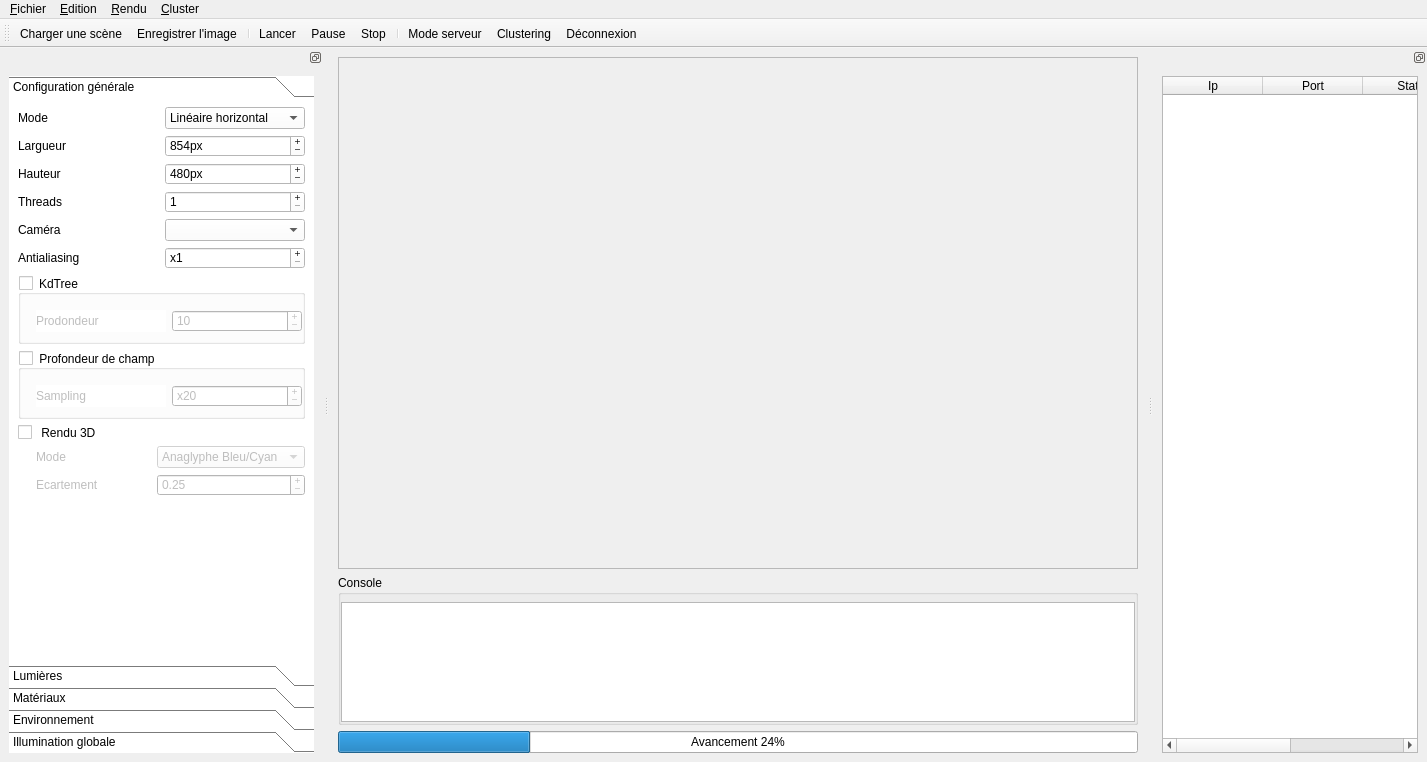
The window that raytracer.ui (gaelduplessix/raytracer-42) describes before a commit, drawn with Qt 5.
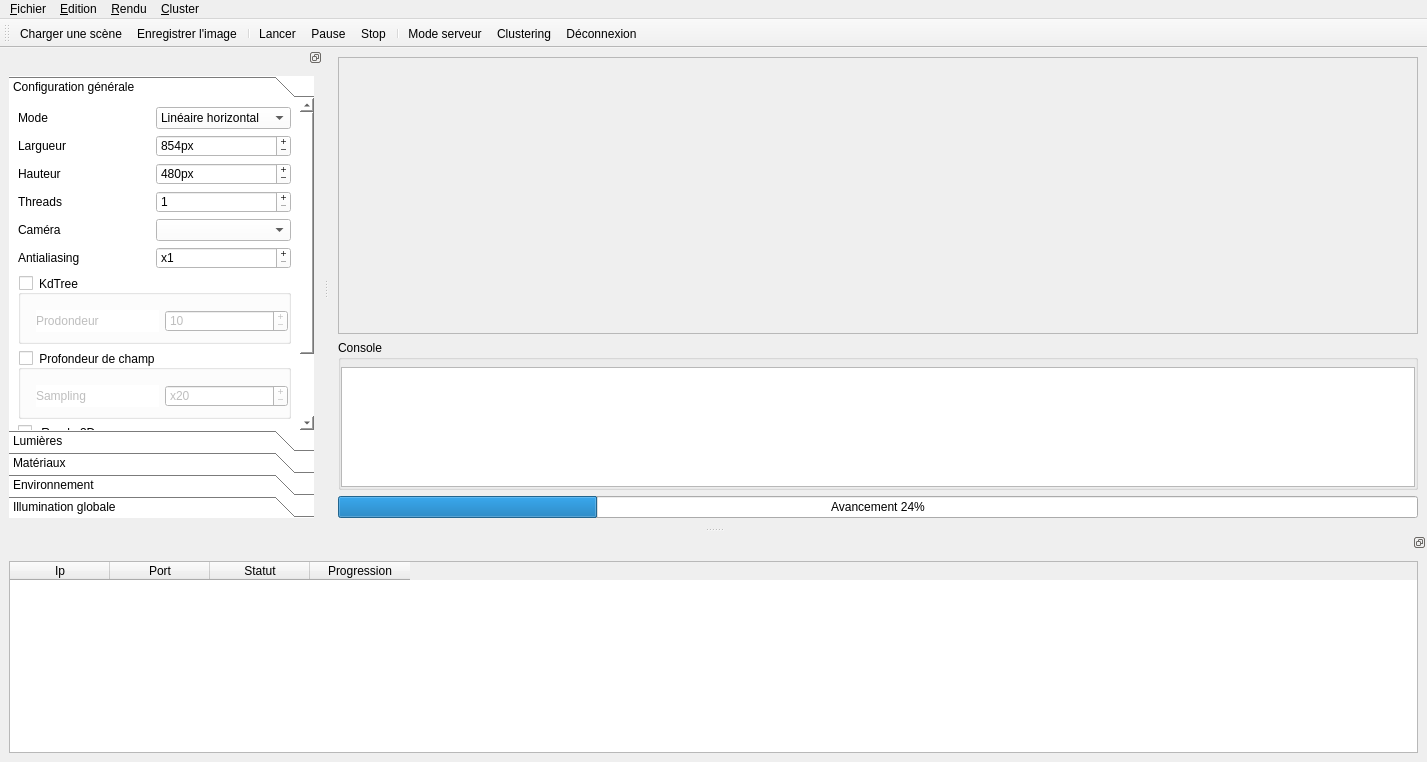
The same window after the commit. Icons and pictures are not drawn.

Commit message: Gui design servers list

Patch:
```diff
--- a/raytracer.ui
+++ b/raytracer.ui
@@ -49,8 +49,8 @@
         <rect>
          <x>0</x>
          <y>0</y>
-         <width>758</width>
-         <height>484</height>
+         <width>1038</width>
+         <height>243</height>
         </rect>
        </property>
        <layout class="QGridLayout" name="gridLayout_3">
@@ -245,7 +245,7 @@
           <x>0</x>
           <y>0</y>
           <width>345</width>
-          <height>511</height>
+          <height>489</height>
          </rect>
         </property>
         <property name="styleSheet">
@@ -1294,7 +1294,7 @@
     <string/>
    </property>
    <attribute name="dockWidgetArea">
-    <number>2</number>
+    <number>8</number>
    </attribute>
    <widget class="QWidget" name="dockWidgetContents_3">
     <layout class="QVBoxLayout" name="verticalLayout_4">
```
Left out of the diff: 8 changed lines with no effect on the pictures. The commit also changes 3 other files.
